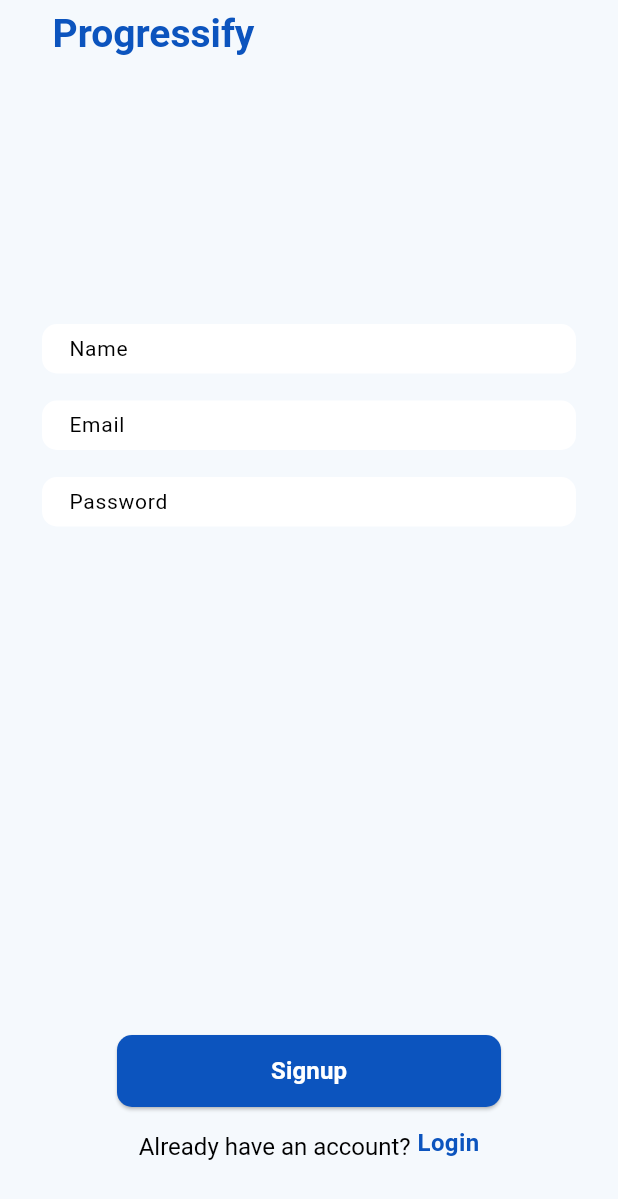
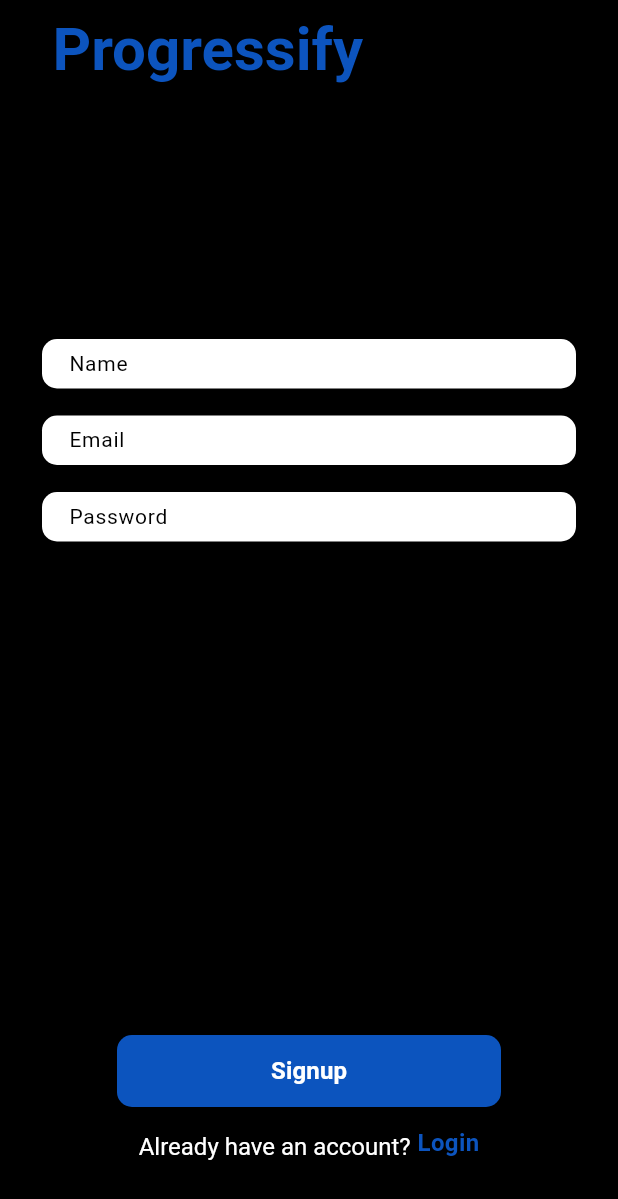
Before and after one commit to KartikGhai025/Progressify, a Flutter app: the screen it shows after launch, after a tap on "Signup", on a phone screen of 412 x 824 dp. Shown: the top 1199 px of the screen. Run offline on Flutter 3.47's test engine with Material 3 defaults, Android fonts, the phone set to English and light mode, and no system bars; Roboto replaces fonts that are missing (Poppins).

Commit message:
Ui Tests

```diff
--- a/lib/views/login_page.dart
+++ b/lib/views/login_page.dart
@@ -25,22 +25,22 @@ class _LoginScreenState extends State<LoginScreen> {
   @override
   Widget build(BuildContext context) {
     return Scaffold(
-      backgroundColor: const Color(0XFFF5F9FD),
+      backgroundColor: Colors.black,//const Color(0XFFF5F9FD),
       resizeToAvoidBottomInset: false,
       appBar: AppBar(
 
         foregroundColor: Colors.black,
         elevation: 0,
-        toolbarHeight: kToolbarHeight-10,
-        backgroundColor: const Color(0XFFF5F9FD),
+       // toolbarHeight: kToolbarHeight-10,
+        backgroundColor: Colors.black,//const Color(0XFFF5F9FD),
         automaticallyImplyLeading: false,
         title: const Padding(
-          padding: EdgeInsets.only(left: 19),
+      padding: EdgeInsets.only(left: 19, top: 10), // Added top padding
       child: Text(
         "Progressify",
         style: TextStyle(
           color: Color(0XFF0C54BE),
-              fontSize: 26,
+          fontSize: 40,
           fontFamily: 'Poppins',
           fontWeight: FontWeight.w700,
         ),
@@ -86,7 +86,7 @@ class _LoginScreenState extends State<LoginScreen> {
                     const TextSpan(
                       text: "Don't have an account? ",
                       style: TextStyle(
-                        color: Color(0XFF000000),
+                        color: Colors.white,
                         fontSize: 16,
                         fontFamily: 'Poppins',
                         fontWeight: FontWeight.w400,
--- a/lib/views/signup_page.dart
+++ b/lib/views/signup_page.dart
@@ -12,20 +12,22 @@ class SignupScreen extends StatelessWidget {
   @override
   Widget build(BuildContext context) {
     return Scaffold(
-      backgroundColor: const Color(0XFFF5F9FD),
+      backgroundColor: Colors.black,//const Color(0XFFF5F9FD),
       resizeToAvoidBottomInset: false,
       appBar: AppBar(
+
+        foregroundColor: Colors.black,
         elevation: 0,
-        toolbarHeight: kToolbarHeight - 10,
-        backgroundColor: const Color(0XFFF5F9FD),
+        // toolbarHeight: kToolbarHeight-10,
+        backgroundColor: Colors.black,//const Color(0XFFF5F9FD),
         automaticallyImplyLeading: false,
         title: const Padding(
-          padding: EdgeInsets.only(left: 19),
+          padding: EdgeInsets.only(left: 19, top: 10), // Added top padding
           child: Text(
             "Progressify",
             style: TextStyle(
               color: Color(0XFF0C54BE),
-              fontSize: 26,
+              fontSize: 40,
               fontFamily: 'Poppins',
               fontWeight: FontWeight.w700,
             ),
@@ -62,7 +64,7 @@ class SignupScreen extends StatelessWidget {
                   const TextSpan(
                     text: "Already have an account?",
                     style: TextStyle(
-                      color: Color(0XFF000000),
+                      color: Colors.white,
                       fontSize: 16,
                       fontFamily: 'Poppins',
                       fontWeight: FontWeight.w400,
```
Lines whose indentation alone changed are shown as unchanged.
